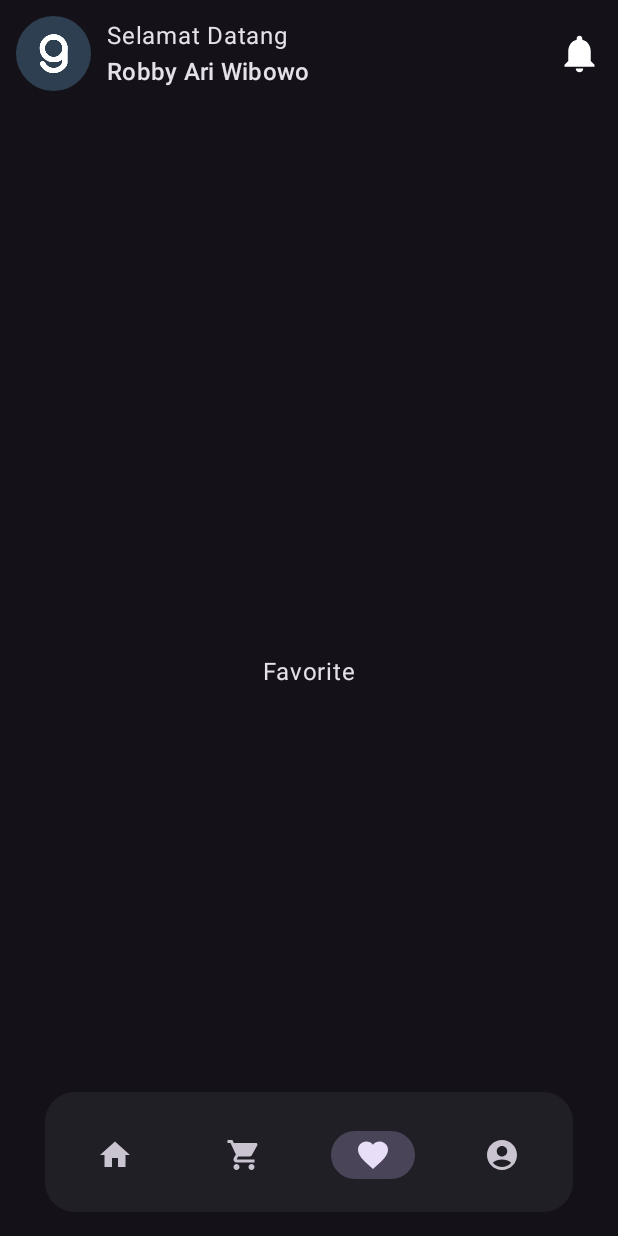
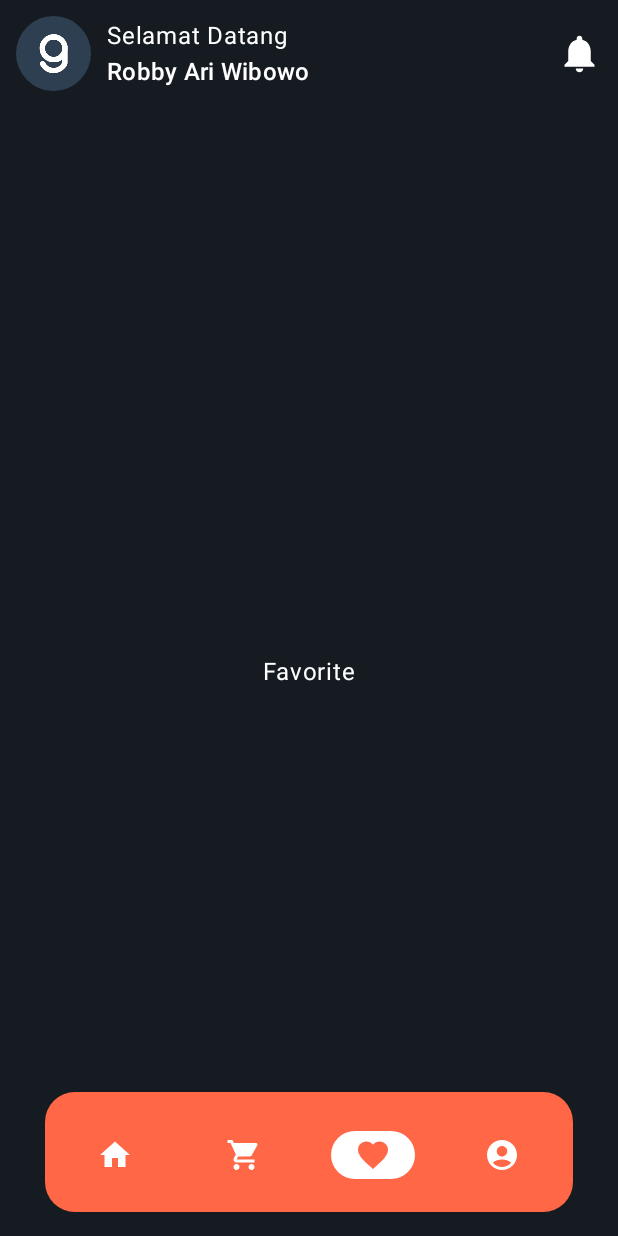
Before and after one commit to robbyari/TokoSepatu, an Android app built with Jetpack Compose: the CartScreen screen opened through its navigation route, item 3 of the bottom bar chosen, on a phone screen of 412 x 824 dp. Run offline under Robolectric (Android 15) with nearby library versions, the phone set to English and light mode, and no system bars.

Commit message:
Warna Sesuai Siip

```diff
--- a/app/src/main/java/com/robbyari/tokosepatu/MainActivity.kt
+++ b/app/src/main/java/com/robbyari/tokosepatu/MainActivity.kt
@@ -11,6 +11,7 @@ import androidx.compose.material3.Text
 import androidx.compose.material3.darkColorScheme
 import androidx.compose.runtime.Composable
 import androidx.compose.ui.Modifier
+import androidx.compose.ui.res.colorResource
 import androidx.compose.ui.tooling.preview.Preview
 import com.robbyari.tokosepatu.ui.theme.TokoSepatuTheme
 
@@ -20,7 +21,7 @@ class MainActivity : ComponentActivity() {
         setContent {
             TokoSepatuTheme {
                 // A surface container using the 'background' color from the theme
-                Surface(modifier = Modifier.fillMaxSize(), color = MaterialTheme.colorScheme.background) {
+                Surface(modifier = Modifier.fillMaxSize(), color = colorResource(id = R.color.dark)) {
                     TokoSepatuApp()
                 }
             }
--- a/app/src/main/java/com/robbyari/tokosepatu/TokoSepatuApp.kt
+++ b/app/src/main/java/com/robbyari/tokosepatu/TokoSepatuApp.kt
@@ -4,11 +4,13 @@ import android.content.Context
 import android.content.Intent
 import androidx.compose.foundation.Image
 import androidx.compose.foundation.background
+import androidx.compose.foundation.border
 import androidx.compose.foundation.layout.Arrangement
 import androidx.compose.foundation.layout.Column
 import androidx.compose.foundation.layout.offset
 import androidx.compose.foundation.layout.padding
 import androidx.compose.foundation.layout.size
+import androidx.compose.foundation.selection.selectable
 import androidx.compose.foundation.shape.RoundedCornerShape
 import androidx.compose.material.icons.Icons
 import androidx.compose.material.icons.filled.AccountCircle
@@ -16,10 +18,15 @@ import androidx.compose.material.icons.filled.Favorite
 import androidx.compose.material.icons.filled.Home
 import androidx.compose.material.icons.filled.ShoppingCart
 import androidx.compose.material3.BottomAppBar
+import androidx.compose.material3.ColorScheme
 import androidx.compose.material3.ExperimentalMaterial3Api
 import androidx.compose.material3.FabPosition
 import androidx.compose.material3.Icon
+import androidx.compose.material3.MaterialTheme
+import androidx.compose.material3.NavigationBarDefaults
 import androidx.compose.material3.NavigationBarItem
+import androidx.compose.material3.NavigationBarItemColors
+import androidx.compose.material3.NavigationBarItemDefaults
 import androidx.compose.material3.Scaffold
 import androidx.compose.runtime.Composable
 import androidx.compose.runtime.getValue
@@ -27,8 +34,15 @@ import androidx.compose.ui.Alignment
 import androidx.compose.ui.Modifier
 import androidx.compose.ui.draw.clip
 import androidx.compose.ui.graphics.Color
+import androidx.compose.ui.graphics.Color.Companion.DarkGray
+import androidx.compose.ui.graphics.Color.Companion.Green
+import androidx.compose.ui.graphics.Color.Companion.LightGray
+import androidx.compose.ui.graphics.Color.Companion.Red
+import androidx.compose.ui.graphics.Color.Companion.White
+import androidx.compose.ui.graphics.Color.Companion.Yellow
 import androidx.compose.ui.layout.ContentScale
 import androidx.compose.ui.platform.LocalContext
+import androidx.compose.ui.res.colorResource
 import androidx.compose.ui.res.painterResource
 import androidx.compose.ui.tooling.preview.Preview
 import androidx.compose.ui.unit.dp
@@ -103,14 +117,14 @@ fun BottomBar(
         modifier = modifier
             .padding(30.dp, 0.dp, 30.dp, 0.dp)
             .clip(RoundedCornerShape(20.dp)),
-
+        containerColor = colorResource(id = R.color.orange),
     ) {
         val navBackStackEntry by navContoller.currentBackStackEntryAsState()
         val currentRoute = navBackStackEntry?.destination?.route
         val navigationItems = listOf(
             NavigationItem(
                 icon = Icons.Default.Home,
-                screen = Screen.Home
+                screen = Screen.Home,
             ),
             NavigationItem(
                 icon = Icons.Default.ShoppingCart,
@@ -130,9 +144,14 @@ fun BottomBar(
                 icon = {
                     Icon(
                         imageVector = item.icon,
-                        contentDescription = null
+                        contentDescription = null,
                     )
                 },
+                colors = NavigationBarItemDefaults.colors(
+                    selectedIconColor = colorResource(R.color.orange),
+                    unselectedIconColor = White,
+                    indicatorColor = colorResource(R.color.white)
+                ),
                 selected = currentRoute == item.screen.route,
                 onClick = {
                     navContoller.navigate(item.screen.route) {
--- a/app/src/main/java/com/robbyari/tokosepatu/ui/components/ShoesItem.kt
+++ b/app/src/main/java/com/robbyari/tokosepatu/ui/components/ShoesItem.kt
@@ -28,6 +28,7 @@ import androidx.compose.ui.Modifier
 import androidx.compose.ui.draw.clip
 import androidx.compose.ui.draw.rotate
 import androidx.compose.ui.graphics.Color
+import androidx.compose.ui.res.colorResource
 import androidx.compose.ui.res.painterResource
 import androidx.compose.ui.text.style.TextOverflow
 import androidx.compose.ui.tooling.preview.Preview
@@ -50,13 +51,13 @@ fun ShoesItem(
         Box(
             modifier = modifier
                 .clip(RoundedCornerShape(20.dp))
-                .background(color = Color.DarkGray),
+                .background(color = colorResource(id = R.color.grey)),
         ) {
             Image(
                 painter = painterResource(image),
                 contentDescription = null,
                 modifier = modifier
-                    .size(200.dp)
+                    .size(180.dp)
                     .rotate(-15f)
                     .offset(-10.dp, -10.dp)
             )
@@ -85,6 +86,7 @@ fun ShoesItem(
                 text = rating,
                 maxLines = 1,
                 overflow = TextOverflow.Ellipsis,
+                color = colorResource(id = R.color.white),
                 style = MaterialTheme.typography.titleMedium,
                 modifier = modifier
 
@@ -94,6 +96,7 @@ fun ShoesItem(
             text = price,
             maxLines = 1,
             overflow = TextOverflow.Ellipsis,
+            color = colorResource(id = R.color.white),
             style = MaterialTheme.typography.titleMedium,
             modifier = Modifier.align(Alignment.Start)
         )
@@ -101,8 +104,11 @@ fun ShoesItem(
             text = title,
             maxLines = 1,
             overflow = TextOverflow.Ellipsis,
+            color = colorResource(id = R.color.white),
             style = MaterialTheme.typography.titleMedium,
-            modifier = Modifier.size(155.dp, 20.dp).align(Alignment.Start)
+            modifier = Modifier
+                .size(155.dp, 20.dp)
+                .align(Alignment.Start)
         )
     }
 }
--- a/app/src/main/java/com/robbyari/tokosepatu/ui/components/TopBarHome.kt
+++ b/app/src/main/java/com/robbyari/tokosepatu/ui/components/TopBarHome.kt
@@ -47,10 +47,12 @@ fun TopBarHome(
         ) {
             Text(
                 text = "Selamat Datang",
+                color = colorResource(id = R.color.white)
             )
             Text(
                 text = "Robby Ari Wibowo",
-                style = MaterialTheme.typography.titleMedium
+                style = MaterialTheme.typography.titleMedium,
+                color = colorResource(id = R.color.white)
             )
         }
         Icon(
--- a/app/src/main/java/com/robbyari/tokosepatu/ui/screen/cart/CartScreen.kt
+++ b/app/src/main/java/com/robbyari/tokosepatu/ui/screen/cart/CartScreen.kt
@@ -6,6 +6,8 @@ import androidx.compose.material3.Text
 import androidx.compose.runtime.Composable
 import androidx.compose.ui.Alignment
 import androidx.compose.ui.Modifier
+import androidx.compose.ui.res.colorResource
+import com.robbyari.tokosepatu.R
 
 @Composable
 fun CartScreen(
@@ -15,6 +17,6 @@ fun CartScreen(
         modifier = modifier.fillMaxSize(),
         contentAlignment = Alignment.Center,
     ) {
-        Text("Cart")
+        Text("Cart", color = colorResource(id = R.color.white))
     }
 }
--- a/app/src/main/java/com/robbyari/tokosepatu/ui/screen/detail/DetailScreen.kt
+++ b/app/src/main/java/com/robbyari/tokosepatu/ui/screen/detail/DetailScreen.kt
@@ -6,6 +6,7 @@ import androidx.compose.material3.Text
 import androidx.compose.runtime.Composable
 import androidx.compose.ui.Alignment
 import androidx.compose.ui.Modifier
+import androidx.compose.ui.res.colorResource
 import androidx.compose.ui.res.stringResource
 import com.robbyari.tokosepatu.R
 
@@ -17,6 +18,6 @@ fun DetailScreen(
         modifier = modifier.fillMaxSize(),
         contentAlignment = Alignment.Center,
     ) {
-        Text("DetailScreen")
+        Text("DetailScreen",color = colorResource(id = R.color.white))
     }
 }
--- a/app/src/main/java/com/robbyari/tokosepatu/ui/screen/favorite/FavoriteScreen.kt
+++ b/app/src/main/java/com/robbyari/tokosepatu/ui/screen/favorite/FavoriteScreen.kt
@@ -6,6 +6,7 @@ import androidx.compose.material3.Text
 import androidx.compose.runtime.Composable
 import androidx.compose.ui.Alignment
 import androidx.compose.ui.Modifier
+import androidx.compose.ui.res.colorResource
 import androidx.compose.ui.res.stringResource
 import com.robbyari.tokosepatu.R
 
@@ -18,6 +19,6 @@ fun FavoriteScreen(
         modifier = modifier.fillMaxSize(),
         contentAlignment = Alignment.Center,
     ) {
-        Text(stringResource(R.string.favorite))
+        Text(stringResource(R.string.favorite),color = colorResource(id = R.color.white))
     }
 }
--- a/app/src/main/java/com/robbyari/tokosepatu/ui/screen/profile/ProfileScreen.kt
+++ b/app/src/main/java/com/robbyari/tokosepatu/ui/screen/profile/ProfileScreen.kt
@@ -6,6 +6,7 @@ import androidx.compose.material3.Text
 import androidx.compose.runtime.Composable
 import androidx.compose.ui.Alignment
 import androidx.compose.ui.Modifier
+import androidx.compose.ui.res.colorResource
 import androidx.compose.ui.res.stringResource
 import com.robbyari.tokosepatu.R
 
@@ -17,6 +18,6 @@ fun ProfileScreen(
         modifier = modifier.fillMaxSize(),
         contentAlignment = Alignment.Center,
     ) {
-        Text(stringResource(R.string.menu_profile))
+        Text(stringResource(R.string.menu_profile), color = colorResource(id = R.color.white))
     }
 }
--- a/app/src/main/java/com/robbyari/tokosepatu/ui/theme/Color.kt
+++ b/app/src/main/java/com/robbyari/tokosepatu/ui/theme/Color.kt
@@ -10,3 +10,5 @@ val Pink80 = Color(0xFFEFB8C8)
 val Purple40 = Color(0xFF6650a4)
 val PurpleGrey40 = Color(0xFF625b71)
 val Pink40 = Color(0xFF7D5260)
+
+val Orange = Color(0xFFFF6746)
--- a/app/src/main/res/values/colors.xml
+++ b/app/src/main/res/values/colors.xml
@@ -7,4 +7,9 @@
     <color name="teal_700">#FF018786</color>
     <color name="black">#FF000000</color>
     <color name="white">#FFFFFFFF</color>
+
+    <color name="orange">#FF6746</color>
+    <color name="grey">#232B36</color>
+    <color name="dark">#161B21</color>
+
 </resources>
```
